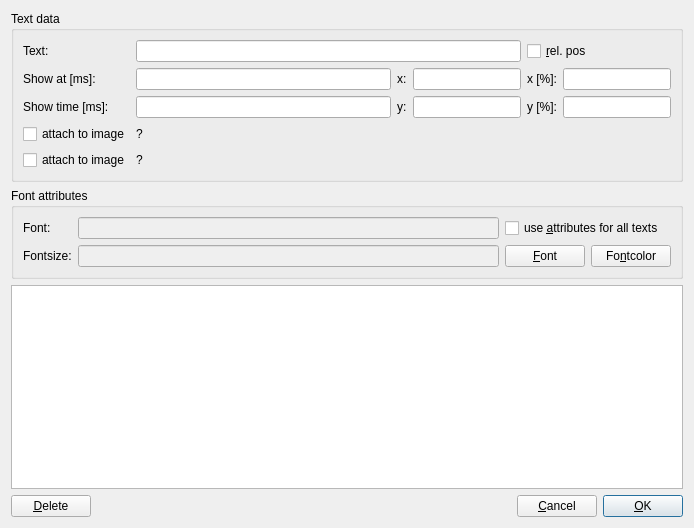
The window that src/DynTextDlg4.ui (mneuroth/MinDia) describes before a commit, drawn with Qt 5.
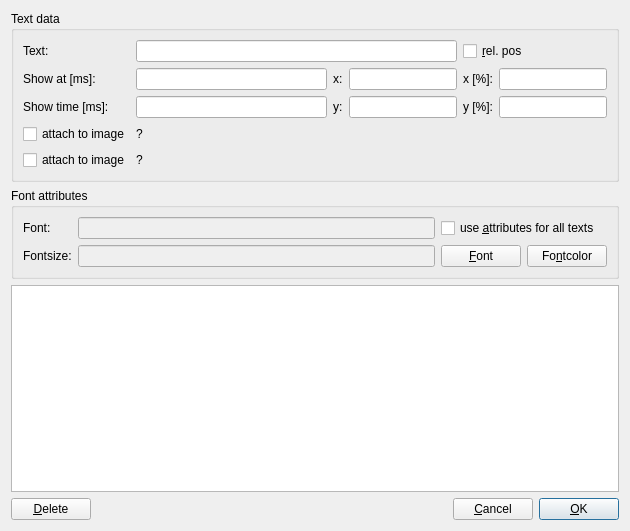
The same window after the commit.

Commit message: show clipping rectangle and font type and color in button text and QGraphicsText

Diff of the .ui file:
```diff
--- a/src/DynTextDlg4.ui
+++ b/src/DynTextDlg4.ui
@@ -6,8 +6,8 @@
    <rect>
     <x>0</x>
     <y>0</y>
-    <width>694</width>
-    <height>528</height>
+    <width>630</width>
+    <height>531</height>
    </rect>
   </property>
   <property name="sizePolicy">
```
The commit also changes 2 other files.
